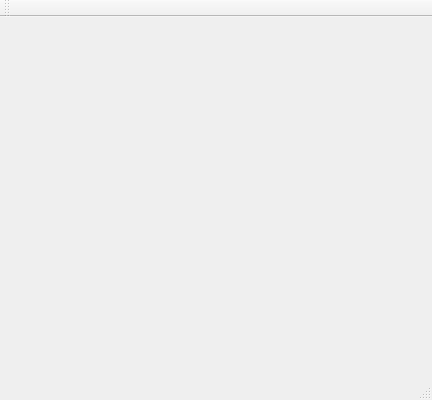
Qt form sos-qtslave/sosslave.ui (capturcus/sos) before a commit.
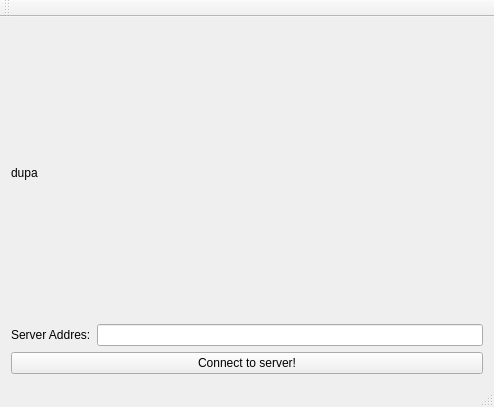
The same form after that commit.

The edit to the form file:
```diff
--- a/sos-qtslave/sosslave.ui
+++ b/sos-qtslave/sosslave.ui
@@ -6,8 +6,8 @@
    <rect>
     <x>0</x>
     <y>0</y>
-    <width>432</width>
-    <height>400</height>
+    <width>494</width>
+    <height>407</height>
    </rect>
   </property>
   <property name="sizePolicy">
@@ -23,9 +23,34 @@
    <layout class="QVBoxLayout" name="verticalLayout_2">
     <item>
      <layout class="QVBoxLayout" name="verticalLayout">
-      <property name="sizeConstraint">
-       <enum>QLayout::SetMinimumSize</enum>
-      </property>
+      <item>
+       <widget class="QLabel" name="connectionLabel">
+        <property name="text">
+         <string>dupa</string>
+        </property>
+       </widget>
+      </item>
+      <item>
+       <layout class="QHBoxLayout" name="horizontalLayout">
+        <item>
+         <widget class="QLabel" name="label">
+          <property name="text">
+           <string>Server Addres:</string>
+          </property>
+         </widget>
+        </item>
+        <item>
+         <widget class="QLineEdit" name="lineEdit"/>
+        </item>
+       </layout>
+      </item>
+      <item>
+       <widget class="QPushButton" name="connectButton">
+        <property name="text">
+         <string>Connect to server!</string>
+        </property>
+       </widget>
+      </item>
      </layout>
     </item>
    </layout>
```
Left out of the diff: 2 changed lines with no effect on the pictures.
